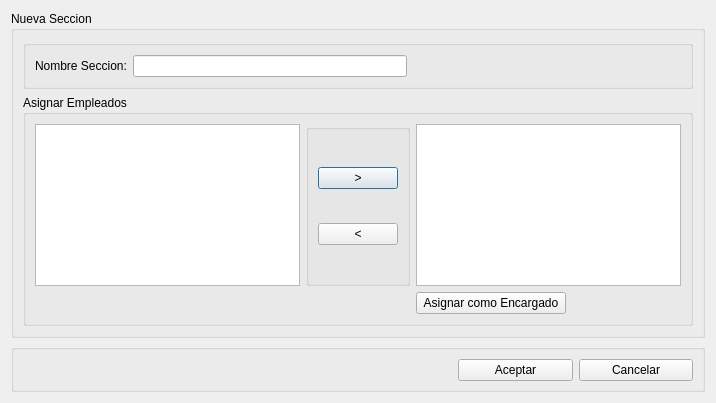
This is src/ui/DialogAltaSeccion.ui in guilleurrutia10/division-transporte as Qt 5 draws it before an edit. The edited form follows.
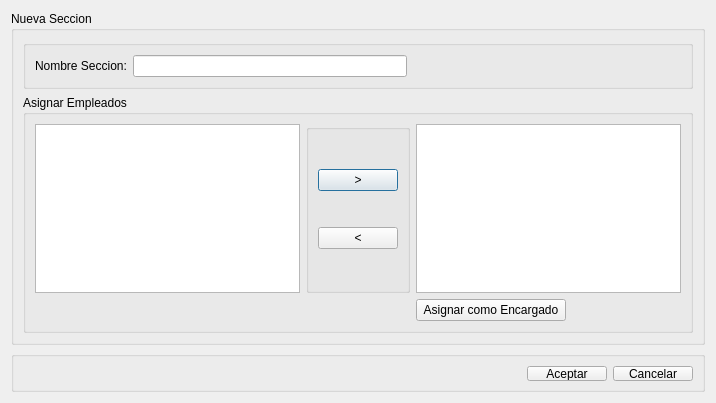
This is the edited form.

What changed in the file:
```diff
--- a/src/ui/DialogAltaSeccion.ui
+++ b/src/ui/DialogAltaSeccion.ui
@@ -117,12 +117,24 @@
    </item>
    <item>
     <widget class="QGroupBox" name="groupBoxButtonBox">
+     <property name="minimumSize">
+      <size>
+       <width>271</width>
+       <height>41</height>
+      </size>
+     </property>
+     <property name="maximumSize">
+      <size>
+       <width>16777215</width>
+       <height>41</height>
+      </size>
+     </property>
      <property name="title">
       <string/>
      </property>
-     <layout class="QHBoxLayout" name="horizontalLayout_2">
+     <layout class="QGridLayout" name="gridLayout_2">
       <property name="leftMargin">
-       <number>444</number>
+       <number>9</number>
       </property>
       <property name="topMargin">
        <number>9</number>
@@ -133,20 +145,33 @@
       <property name="bottomMargin">
        <number>8</number>
       </property>
-      <item>
+      <item row="0" column="1">
        <widget class="QPushButton" name="pushButtonAceptar">
         <property name="text">
          <string>Aceptar</string>
         </property>
        </widget>
       </item>
-      <item>
+      <item row="0" column="2">
        <widget class="QPushButton" name="pushButtonCancelar">
         <property name="text">
          <string>Cancelar</string>
         </property>
        </widget>
       </item>
+      <item row="0" column="0">
+       <spacer name="horizontalSpacer_2">
+        <property name="orientation">
+         <enum>Qt::Horizontal</enum>
+        </property>
+        <property name="sizeHint" stdset="0">
+         <size>
+          <width>40</width>
+          <height>20</height>
+         </size>
+        </property>
+       </spacer>
+      </item>
      </layout>
     </widget>
    </item>
```
